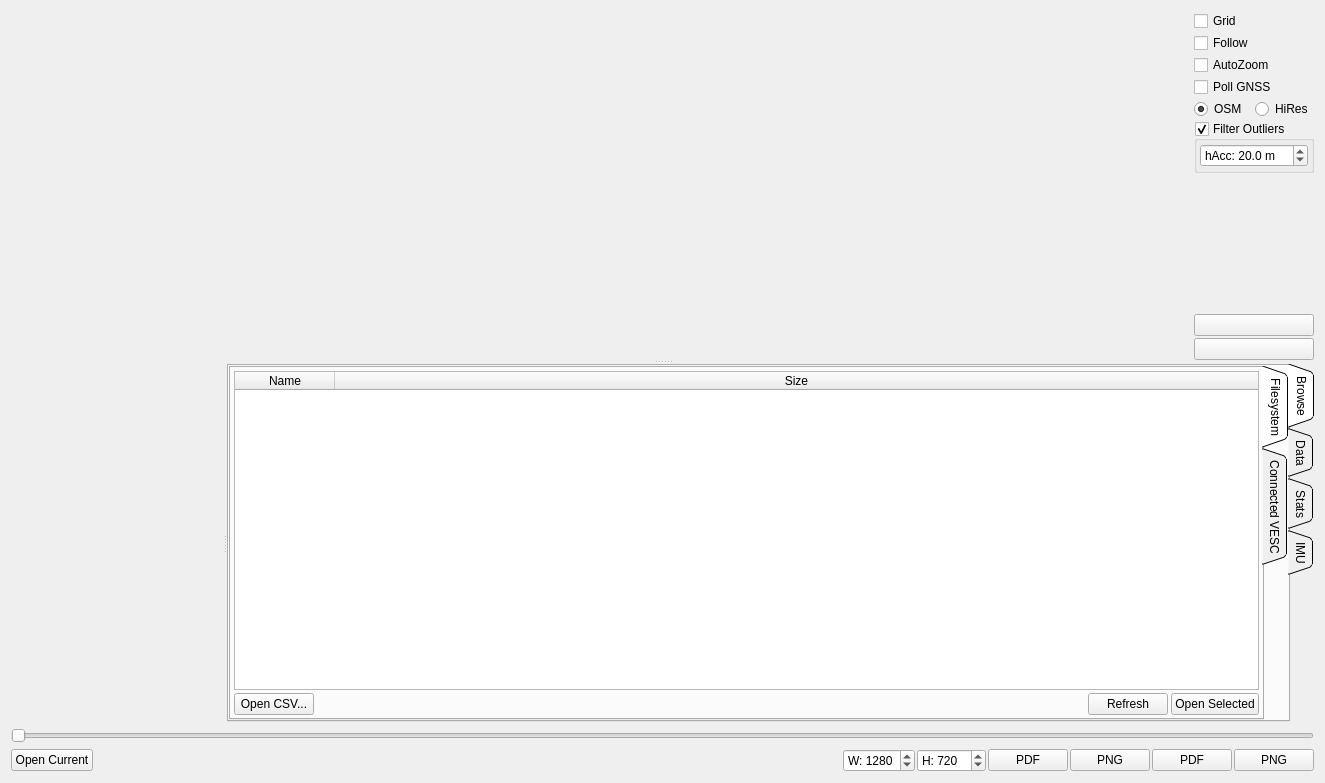
Before: the Qt Designer form pages/pageloganalysis.ui in vedderb/vesc_tool, drawn with Qt 5.
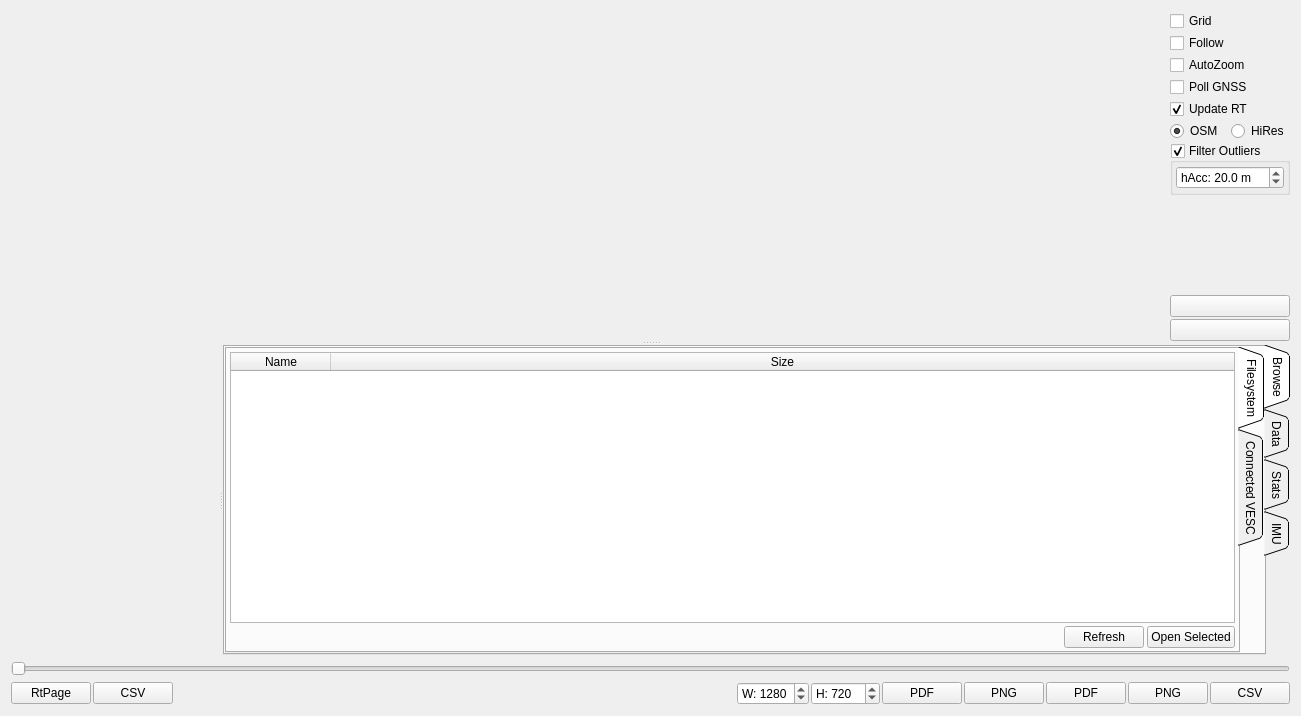
After: the same form once the commit is applied. Icons and pictures are not drawn. Custom widgets are drawn as their Qt base class.

What changed in the file:
```diff
--- a/pages/pageloganalysis.ui
+++ b/pages/pageloganalysis.ui
@@ -6,8 +6,8 @@
    <rect>
     <x>0</x>
     <y>0</y>
-    <width>1325</width>
-    <height>783</height>
+    <width>1301</width>
+    <height>716</height>
    </rect>
   </property>
   <property name="windowTitle">
@@ -76,6 +76,19 @@
            </property>
           </widget>
          </item>
+         <item>
+          <widget class="QCheckBox" name="updateRtBox">
+           <property name="toolTip">
+            <string>Update plots while receiving data</string>
+           </property>
+           <property name="text">
+            <string>Update RT</string>
+           </property>
+           <property name="checked">
+            <bool>true</bool>
+           </property>
+          </widget>
+         </item>
          <item>
           <layout class="QHBoxLayout" name="horizontalLayout_3">
            <item>
@@ -307,17 +320,6 @@
              </item>
              <item>
               <layout class="QHBoxLayout" name="horizontalLayout_4">
-               <item>
-                <widget class="QPushButton" name="openCsvButton">
-                 <property name="text">
-                  <string>Open CSV...</string>
-                 </property>
-                 <property name="icon">
-                  <iconset resource="../res.qrc">
-                   <normaloff>:/res/icons/Open Folder-96.png</normaloff>:/res/icons/Open Folder-96.png</iconset>
-                 </property>
-                </widget>
-               </item>
                <item>
                 <spacer name="horizontalSpacer_2">
                  <property name="orientation">
@@ -647,7 +649,21 @@
      <item>
       <widget class="QPushButton" name="openCurrentButton">
        <property name="text">
-        <string>Open Current</string>
+        <string>RtPage</string>
+       </property>
+       <property name="icon">
+        <iconset resource="../res.qrc">
+         <normaloff>:/res/icons/Open Folder-96.png</normaloff>:/res/icons/Open Folder-96.png</iconset>
+       </property>
+      </widget>
+     </item>
+     <item>
+      <widget class="QPushButton" name="openCsvButton">
+       <property name="toolTip">
+        <string>Open CSV file...</string>
+       </property>
+       <property name="text">
+        <string>CSV</string>
        </property>
        <property name="icon">
         <iconset resource="../res.qrc">
@@ -762,6 +778,16 @@
        </property>
       </widget>
      </item>
+     <item>
+      <widget class="QPushButton" name="saveCsvButton">
+       <property name="toolTip">
+        <string>Save all data as CSV-file...</string>
+       </property>
+       <property name="text">
+        <string>CSV</string>
+       </property>
+      </widget>
+     </item>
     </layout>
    </item>
   </layout>
```
Left out of the diff: 3 changed lines with no effect on the pictures.
